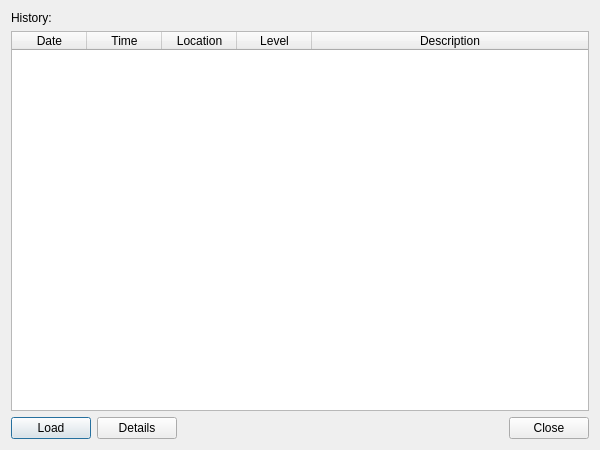
Before: the Qt Designer form src/mapclient/view/dialogs/log/qt/loginformation.ui in MusculoskeletalAtlasProject/mapclient, drawn with Qt 5.
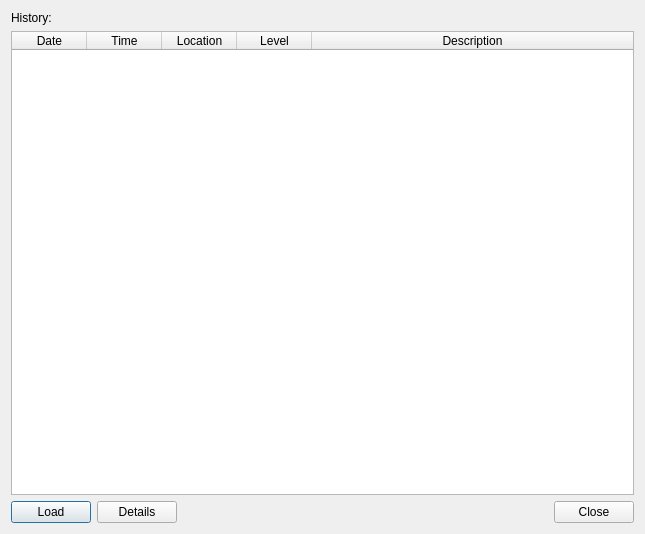
After: the same form once the commit is applied.

```diff
--- a/src/mapclient/view/dialogs/log/qt/loginformation.ui
+++ b/src/mapclient/view/dialogs/log/qt/loginformation.ui
@@ -6,8 +6,8 @@
    <rect>
     <x>0</x>
     <y>0</y>
-    <width>600</width>
-    <height>450</height>
+    <width>645</width>
+    <height>534</height>
    </rect>
   </property>
   <property name="minimumSize">
```
Left out of the diff: 16 changed lines with no effect on the pictures.
